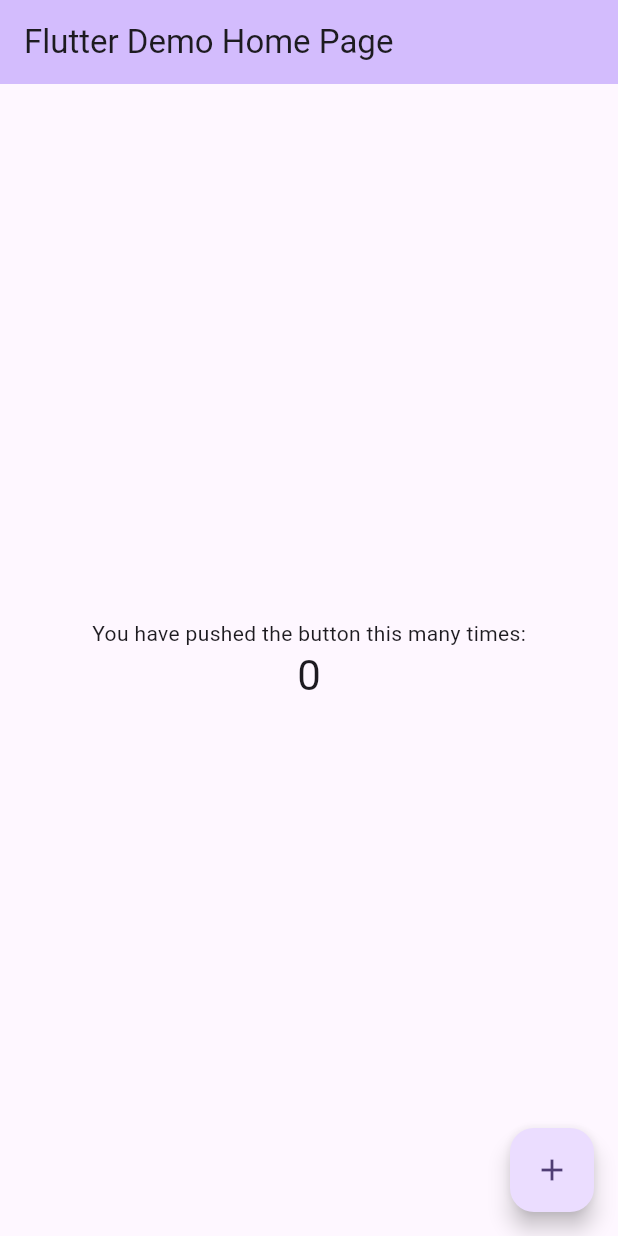
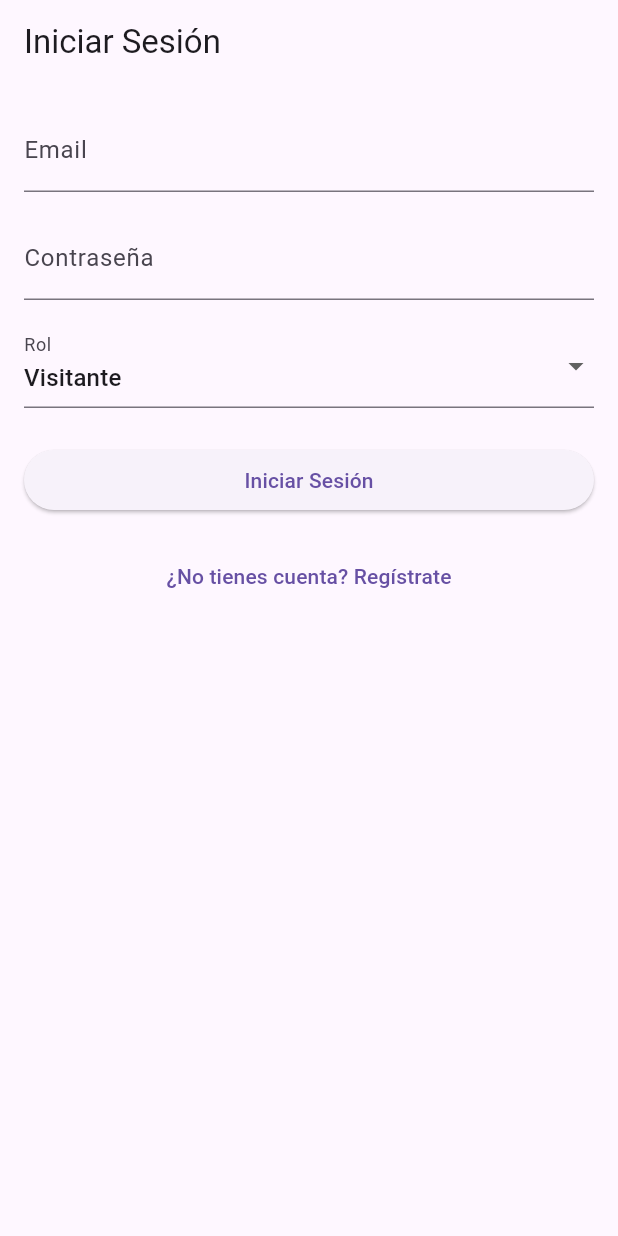
Before and after one commit to mireya111/taller_repaso_Mireya_Mateo_Anthony, a Flutter app: the screen it shows after launch, on a phone screen of 412 x 824 dp. Run offline on Flutter 3.47's test engine with Material 3 defaults, Android fonts, the phone set to English and light mode, and no system bars; our stand-ins replace file_picker, supabase_flutter; accounts and stored records are empty.

Commit message:
Login y Registro de usuarios visitantes y publicadores

```diff
--- /dev/null
+++ b/lib/login_page.dart
@@ -0,0 +1,163 @@
+import 'package:flutter/material.dart';
+import 'package:supabase_flutter/supabase_flutter.dart';
+
+class LoginPage extends StatefulWidget {
+  const LoginPage({super.key});
+
+  @override
+  State<LoginPage> createState() => _LoginPageState();
+}
+
+class _LoginPageState extends State<LoginPage> {
+  final emailController = TextEditingController();
+  final passwordController = TextEditingController();
+  final supabase = Supabase.instance.client;
+  String selectedRole = 'visitante';
+  bool isLogin = true;
+
+    Future<void> login() async {
+    try {
+      // Verificar credenciales en la tabla perfiles
+      final response = await supabase
+          .from('perfiles')
+          .select('email, password, role')
+          .eq('email', emailController.text)
+          .eq('password', passwordController.text)
+          .eq('role', selectedRole)
+          .maybeSingle();
+
+      if (response != null) {
+        ScaffoldMessenger.of(context).showSnackBar(
+          SnackBar(content: Text('Bienvenido, ${response['role']}')),
+        );
+
+        // Navegar a TurismoPage después del login exitoso
+        Navigator.pushReplacementNamed(context, '/turismo');
+      } else {
+        ScaffoldMessenger.of(context).showSnackBar(
+          const SnackBar(content: Text('Credenciales incorrectas o rol no válido')),
+        );
+      }
+    } catch (e) {
+      ScaffoldMessenger.of(context).showSnackBar(
+        SnackBar(content: Text('Error al iniciar sesión: $e')),
+      );
+    }
+  }
+
+  Future<void> signup() async {
+    try {
+      // Verificar si el email ya existe
+      final existingUser = await supabase
+          .from('perfiles')
+          .select('email')
+          .eq('email', emailController.text)
+          .maybeSingle();
+
+      if (existingUser != null) {
+        ScaffoldMessenger.of(context).showSnackBar(
+          const SnackBar(content: Text('Este email ya está registrado')),
+        );
+        return;
+      }
+
+      // Insertar nuevo usuario en la tabla perfiles
+      await supabase.from('perfiles').insert({
+        'email': emailController.text,
+        'password': passwordController.text,
+        'role': selectedRole,
+      });
+
+      ScaffoldMessenger.of(context).showSnackBar(
+        const SnackBar(content: Text('Cuenta creada exitosamente')),
+      );
+
+      setState(() {
+        isLogin = true;
+        emailController.clear();
+        passwordController.clear();
+      });
+    } catch (e) {
+      ScaffoldMessenger.of(context).showSnackBar(
+        SnackBar(content: Text('Error al registrarse: $e')),
+      );
+    }
+  }
+
+  @override
+  Widget build(BuildContext context) {
+    return Scaffold(
+      appBar: AppBar(
+        title: Text(isLogin ? 'Iniciar Sesión' : 'Registrarse'),
+      ),
+      body: Padding(
+        padding: const EdgeInsets.all(16),
+        child: Column(
+          children: [
+            TextField(
+              controller: emailController,
+              decoration: const InputDecoration(labelText: 'Email'),
+              keyboardType: TextInputType.emailAddress,
+            ),
+            const SizedBox(height: 16),
+            TextField(
+              controller: passwordController,
+              decoration: const InputDecoration(labelText: 'Contraseña'),
+              obscureText: true,
+            ),
+            const SizedBox(height: 16),
+
+            // Selector de rol
+            DropdownButtonFormField<String>(
+              value: selectedRole,
+              decoration: const InputDecoration(labelText: 'Rol'),
+              items: const [
+                DropdownMenuItem(value: 'visitante', child: Text('Visitante')),
+                DropdownMenuItem(value: 'publicador', child: Text('Publicador')),
+              ],
+              onChanged: (value) {
+                setState(() {
+                  selectedRole = value!;
+                });
+              },
+            ),
+
+            const SizedBox(height: 24),
+
+            SizedBox(
+              width: double.infinity,
+              child: ElevatedButton(
+                onPressed: isLogin ? login : signup,
+                child: Text(isLogin ? 'Iniciar Sesión' : 'Registrarse'),
+              ),
+            ),
+
+            const SizedBox(height: 16),
+
+            TextButton(
+              onPressed: () {
+                setState(() {
+                  isLogin = !isLogin;
+                  emailController.clear();
+                  passwordController.clear();
+                });
+              },
+              child: Text(
+                isLogin
+                  ? '¿No tienes cuenta? Regístrate'
+                  : '¿Ya tienes cuenta? Inicia sesión'
+              ),
+            ),
+          ],
+        ),
+      ),
+    );
+  }
+
+  @override
+  void dispose() {
+    emailController.dispose();
+    passwordController.dispose();
+    super.dispose();
+  }
+}
--- a/lib/main.dart
+++ b/lib/main.dart
@@ -1,122 +1,31 @@
 import 'package:flutter/material.dart';
+import 'package:supabase_flutter/supabase_flutter.dart';
+import 'login_page.dart';
+import 'turismo_page.dart';
 
-void main() {
+void main() async {
+  WidgetsFlutterBinding.ensureInitialized();
+  await Supabase.initialize(
+    url: 'https://uldotvctssursxcxoqlt.supabase.co',
+    anonKey: 'eyJhbGciOiJIUzI1NiIsInR5cCI6IkpXVCJ9.eyJpc3MiOiJzdXBhYmFzZSIsInJlZiI6InVsZG90dmN0c3N1cnN4Y3hvcWx0Iiwicm9sZSI6ImFub24iLCJpYXQiOjE3NDgyOTcyMDQsImV4cCI6MjA2Mzg3MzIwNH0.Ie9YLPfnqZsnIfZqi9Ywieji5BcMtVphboGDJ7rGfRM',
+  );
+
   runApp(const MyApp());
 }
 
 class MyApp extends StatelessWidget {
   const MyApp({super.key});
 
-  // This widget is the root of your application.
   @override
   Widget build(BuildContext context) {
     return MaterialApp(
-      title: 'Flutter Demo',
-      theme: ThemeData(
-        // This is the theme of your application.
-        //
-        // TRY THIS: Try running your application with "flutter run". You'll see
-        // the application has a purple toolbar. Then, without quitting the app,
-        // try changing the seedColor in the colorScheme below to Colors.green
-        // and then invoke "hot reload" (save your changes or press the "hot
-        // reload" button in a Flutter-supported IDE, or press "r" if you used
-        // the command line to start the app).
-        //
-        // Notice that the counter didn't reset back to zero; the application
-        // state is not lost during the reload. To reset the state, use hot
-        // restart instead.
-        //
-        // This works for code too, not just values: Most code changes can be
-        // tested with just a hot reload.
-        colorScheme: ColorScheme.fromSeed(seedColor: Colors.deepPurple),
-      ),
-      home: const MyHomePage(title: 'Flutter Demo Home Page'),
+      title: 'Supabase Upload App',
+      theme: ThemeData(primarySwatch: Colors.blue),
+      initialRoute: '/login',
+      routes: {
+        '/login': (context) => const LoginPage(),
+        '/turismo': (context) => const TurismoPage(),
+      },
     );
   }
 }
-
-class MyHomePage extends StatefulWidget {
-  const MyHomePage({super.key, required this.title});
-
-  // This widget is the home page of your application. It is stateful, meaning
-  // that it has a State object (defined below) that contains fields that affect
-  // how it looks.
-
-  // This class is the configuration for the state. It holds the values (in this
-  // case the title) provided by the parent (in this case the App widget) and
-  // used by the build method of the State. Fields in a Widget subclass are
-  // always marked "final".
-
-  final String title;
-
-  @override
-  State<MyHomePage> createState() => _MyHomePageState();
-}
-
-class _MyHomePageState extends State<MyHomePage> {
-  int _counter = 0;
-
-  void _incrementCounter() {
-    setState(() {
-      // This call to setState tells the Flutter framework that something has
-      // changed in this State, which causes it to rerun the build method below
-      // so that the display can reflect the updated values. If we changed
-      // _counter without calling setState(), then the build method would not be
-      // called again, and so nothing would appear to happen.
-      _counter++;
-    });
-  }
-
-  @override
-  Widget build(BuildContext context) {
-    // This method is rerun every time setState is called, for instance as done
-    // by the _incrementCounter method above.
-    //
-    // The Flutter framework has been optimized to make rerunning build methods
-    // fast, so that you can just rebuild anything that needs updating rather
-    // than having to individually change instances of widgets.
-    return Scaffold(
-      appBar: AppBar(
-        // TRY THIS: Try changing the color here to a specific color (to
-        // Colors.amber, perhaps?) and trigger a hot reload to see the AppBar
-        // change color while the other colors stay the same.
-        backgroundColor: Theme.of(context).colorScheme.inversePrimary,
-        // Here we take the value from the MyHomePage object that was created by
-        // the App.build method, and use it to set our appbar title.
-        title: Text(widget.title),
-      ),
-      body: Center(
-        // Center is a layout widget. It takes a single child and positions it
-        // in the middle of the parent.
-        child: Column(
-          // Column is also a layout widget. It takes a list of children and
-          // arranges them vertically. By default, it sizes itself to fit its
-          // children horizontally, and tries to be as tall as its parent.
-          //
-          // Column has various properties to control how it sizes itself and
-          // how it positions its children. Here we use mainAxisAlignment to
-          // center the children vertically; the main axis here is the vertical
-          // axis because Columns are vertical (the cross axis would be
-          // horizontal).
-          //
-          // TRY THIS: Invoke "debug painting" (choose the "Toggle Debug Paint"
-          // action in the IDE, or press "p" in the console), to see the
-          // wireframe for each widget.
-          mainAxisAlignment: MainAxisAlignment.center,
-          children: <Widget>[
-            const Text('You have pushed the button this many times:'),
-            Text(
-              '$_counter',
-              style: Theme.of(context).textTheme.headlineMedium,
-            ),
-          ],
-        ),
-      ),
-      floatingActionButton: FloatingActionButton(
-        onPressed: _incrementCounter,
-        tooltip: 'Increment',
-        child: const Icon(Icons.add),
-      ), // This trailing comma makes auto-formatting nicer for build methods.
-    );
-  }
-}
--- a/pubspec.yaml
+++ b/pubspec.yaml
@@ -31,9 +31,12 @@ dependencies:
   flutter:
     sdk: flutter
 
+
   # The following adds the Cupertino Icons font to your application.
   # Use with the CupertinoIcons class for iOS style icons.
   cupertino_icons: ^1.0.8
+  supabase_flutter: ^2.0.1
+  file_picker: ^5.0.1
 
 dev_dependencies:
   flutter_test:
```
Also changed, not shown: lib/turismo_page.dart (added, +90 -0 lines), pubspec.lock, 3 other files.
